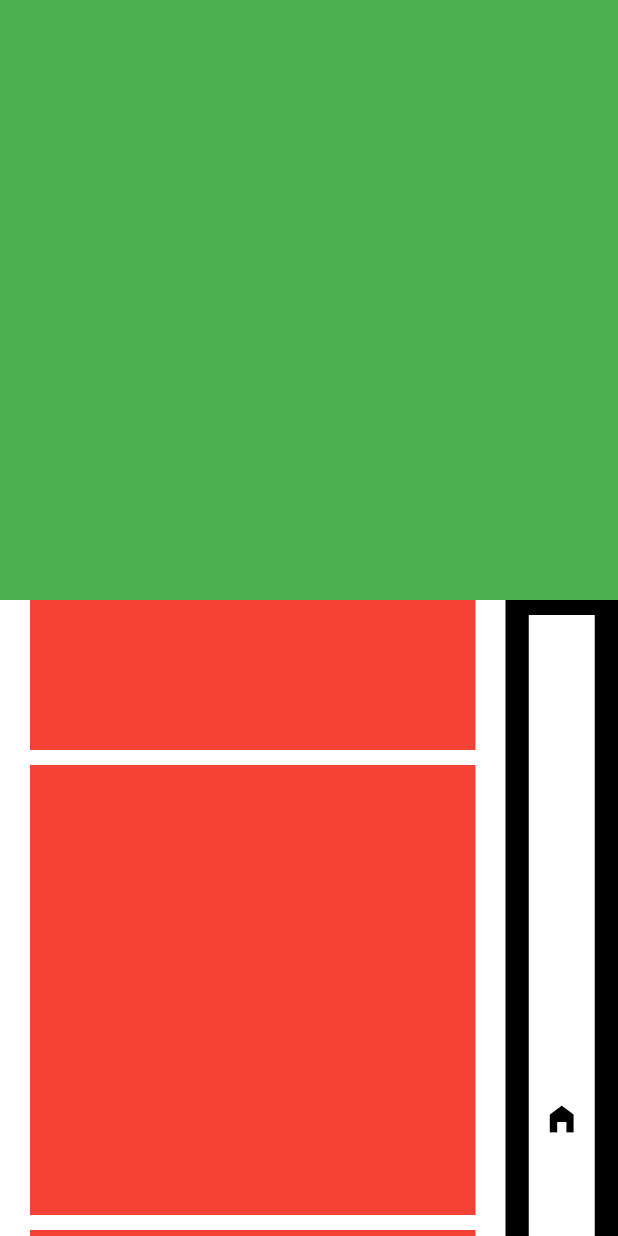
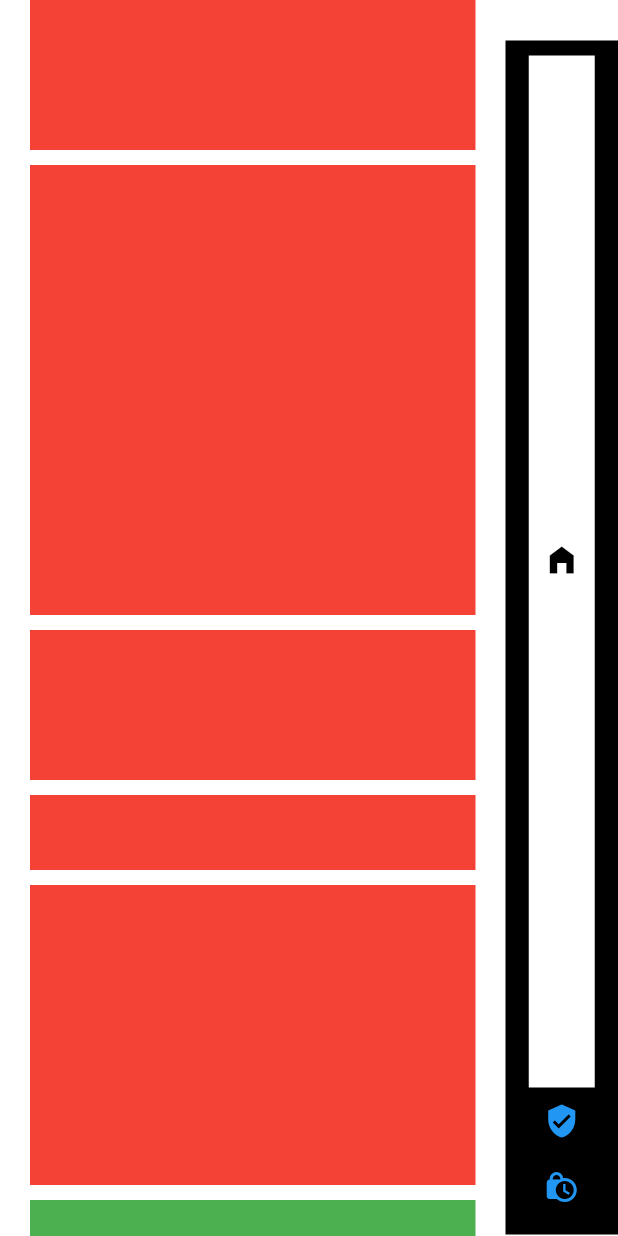
Before and after one commit to Tri7Ratops/flutter_side_navbar, a Flutter app: the screen it shows after launch, on a phone screen of 412 x 824 dp. Run offline on Flutter 3.47's test engine with Material 2 defaults, Android fonts, the phone set to English and light mode, and no system bars; drawn by our look-alikes of scroll_to_index; our stand-ins replace equatable, visibility_detector.

Commit message:
[~] Resolve bug with navigation bar when a widget after the package

```diff
--- a/example/lib/screens/home.dart
+++ b/example/lib/screens/home.dart
@@ -7,14 +7,10 @@ class HomeScreen extends StatelessWidget {
     return SafeArea(
       child: Scaffold(
         backgroundColor: Colors.white70,
-        body: SingleChildScrollView(
-          child: Column(
-            children: [
-              _getContainer(height: 400, color: Colors.green, margeVertical: 0),
+        body:
               SideNavbar(
+//                appBarIsShown: true,
                 navigationBackgroundColor: Colors.black,
-                physics: const NeverScrollableScrollPhysics(),
-                shrinkWrap: true,
                 padding: const EdgeInsets.symmetric(horizontal: 20),
                 pages: [
                   SideItemModel(
@@ -102,11 +98,7 @@ class HomeScreen extends StatelessWidget {
                   ),
                 ],
               ),
-              _getContainer(height: 400, color: Colors.blue, margeVertical: 0),
 
-            ],
-          ),
-        ),
       ),
     );
   }
--- a/lib/src/side_navbar.dart
+++ b/lib/src/side_navbar.dart
@@ -113,8 +113,14 @@ class _SideNavbarState extends State<SideNavbar> {
     final RenderBox? renderBox = _keyList.currentContext!.findRenderObject() as RenderBox;
     final pos = renderBox!.localToGlobal(Offset.zero);
 
+    print(-pos.dy);
+    print("SIZE: ${renderBox.size} ==> ${pos.distance}");
     double paddingNav = widget.paddingNavigation != null ? widget.paddingNavigation!.top + widget.paddingNavigation!.bottom : 0;
     double navigationPos = (-pos.dy < -(widget.appBarIsShown ? AppBar().preferredSize.height : -1) - 13 - paddingNav) ? 0 : (-pos.dy + (widget.appBarIsShown ? AppBar().preferredSize.height : -1) + 10 + paddingNav);
+
+    if (navigationPos + MediaQuery.of(context).size.height > renderBox.size.height) {
+      navigationPos = renderBox.size.height - MediaQuery.of(context).size.height + (widget.appBarIsShown ? AppBar().preferredSize.height + 2 : -1) + 8 + paddingNav;
+    }
 
     if (this.mounted && navigationPos != position) {
       setState(() => position = navigationPos);
```
